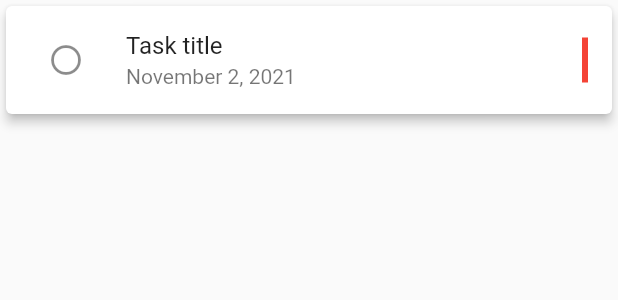
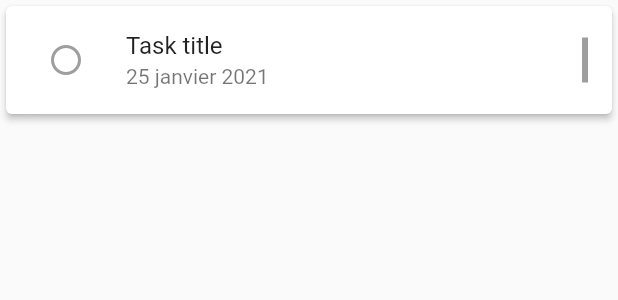
Before and after one commit to Biboulin/FL1_Norbert, a Flutter app: the TaskCard widget shown alone on an empty page, opened directly with sample values from the repository, on a phone screen of 412 x 824 dp. Shown: the top 300 px of the screen. Run offline on Flutter 3.47's test engine with Material 2 defaults, Android fonts, the phone set to English and light mode, and no system bars; drawn by our look-alikes of flutter_slidable; our stand-ins replace dots_indicator, flutter_svg, table_calendar.

Commit message:
update provider usage, update task view and functionnality

```diff
--- a/lib/__mock__/tasks_mock.dart
+++ b/lib/__mock__/tasks_mock.dart
@@ -2,48 +2,66 @@ import 'package:FL1_Norbert/models/task/task.dart';
 
 List<Task> tasksMock = <Task>[
   Task(
+    id: '001',
     title: 'Task title',
     dueDate: DateTime(2021, 11, 02),
     color: 'red',
+    isDone: false,
   ),
   Task(
+    id: '002',
     title: 'Task title',
     dueDate: DateTime(2021, 3, 12),
     color: 'purple',
+    isDone: false,
   ),
   Task(
+    id: '003',
     title: 'Task title',
     dueDate: DateTime(2021, 5, 14),
     color: 'blue',
+    isDone: false,
   ),
   Task(
+    id: '004',
     title: 'Task title',
     dueDate: DateTime(2021, 11, 06),
     color: 'green',
+    isDone: false,
   ),
   Task(
+    id: '005',
     title: 'Task title',
     dueDate: DateTime(2021, 1, 25),
     color: 'grey',
+    isDone: false,
   ),
   Task(
+    id: '006',
     title: 'Task title',
     dueDate: DateTime(2021, 5, 14),
     color: 'red',
+    isDone: false,
   ),
   Task(
+    id: '007',
     title: 'Task title',
     dueDate: DateTime(2021, 6, 13),
     color: 'green',
+    isDone: true,
   ),
   Task(
+    id: '008',
     title: 'Task title',
     dueDate: DateTime(2021, 12, 23),
     color: 'blue',
+    isDone: false,
   ),
   Task(
+    id: '009',
     title: 'Task title',
     dueDate: DateTime(2021, 4, 26),
     color: 'blue',
+    isDone: false,
   ),
 ];
--- /dev/null
+++ b/lib/models/task/task_enum.dart
@@ -0,0 +1,5 @@
+enum FilterTask {
+  closed,
+  all,
+  open
+}
--- a/lib/utils/colors.dart
+++ b/lib/utils/colors.dart
@@ -15,4 +15,4 @@ const Color redFloatingButton = Color(0xFFFC817C);
 // Text Colors
 const Color blackMaintitles = Color(0xFF6696BB);
 const Color greySubtitles = Color(0xFF9dadbc);
-const Color greyDateCards = Color(0xff757575);
+const Color greyDateCards = Color(0xff767676);
--- a/lib/views/tasks/date_card.dart
+++ b/lib/views/tasks/date_card.dart
@@ -4,7 +4,6 @@ import 'package:flutter/widgets.dart';
 import 'package:intl/intl.dart';
 
 class DateCard extends StatelessWidget {
-
   const DateCard(this._date);
 
   final DateTime _date;
@@ -13,7 +12,7 @@ class DateCard extends StatelessWidget {
   Widget build(BuildContext context) {
     return ListTile(
       title: Text(
-        DateFormat.yMMMMd().format(_date).toString(),
+        DateFormat.yMMMMd('fr_FR').format(_date).toString(),
         style: const TextStyle(
           color: greyDateCards,
         ),
--- a/lib/views/tasks/task_card.dart
+++ b/lib/views/tasks/task_card.dart
@@ -1,12 +1,13 @@
-
+import 'package:FL1_Norbert/models/data.dart';
 import 'package:FL1_Norbert/models/task/task.dart';
+import 'package:FL1_Norbert/utils/colors.dart';
 import 'package:flutter/material.dart';
 import 'package:intl/intl.dart';
 import 'package:flutter_slidable/flutter_slidable.dart';
 import 'package:FL1_Norbert/utils/functions.dart';
+import 'package:provider/provider.dart';
 
 class TaskCard extends StatelessWidget {
-
   const TaskCard(this._task);
 
   final Task _task;
@@ -14,7 +15,7 @@ class TaskCard extends StatelessWidget {
   @override
   Widget build(BuildContext context) {
     return Card(
-      elevation: 3.0,
+      elevation: 2,
       child: Slidable(
         actionPane: const SlidableDrawerActionPane(),
         actionExtentRatio: 0.25,
@@ -22,12 +23,41 @@ class TaskCard extends StatelessWidget {
           leading: Container(
             height: double.infinity,
             child: IconButton(
-              icon: const Icon(Icons.radio_button_unchecked),
-              onPressed: () => null,
+              icon: _task.isDone
+                  ? Icon(
+                      Icons.radio_button_checked,
+                      color: getColor(_task.color),
+                    )
+                  : Icon(
+                      Icons.radio_button_unchecked,
+                      color: getColor(_task.color),
+                    ),
+              onPressed: () {
+                _task.isDone = !_task.isDone;
+                // TODO edit task in db
+                context.read<Data>().notify();
+              },
             ),
           ),
-          title: Text(_task.title),
-          subtitle: Text(DateFormat.yMMMMd().format(_task.dueDate).toString()),
+          title: Text(
+            _task.title,
+            maxLines: 1,
+            overflow: TextOverflow.ellipsis,
+            style: _task.isDone
+                ? const TextStyle(
+                    decoration: TextDecoration.lineThrough,
+                    color: greyDateCards,
+                  )
+                : null,
+          ),
+          subtitle: Text(
+            DateFormat.yMMMMd('fr_FR').format(_task.dueDate).toString(),
+            style: _task.isDone
+                ? const TextStyle(
+                    decoration: TextDecoration.lineThrough,
+                  )
+                : null,
+          ),
           trailing: Container(
             width: 4,
             height: 30,
@@ -38,12 +68,20 @@ class TaskCard extends StatelessWidget {
           IconSlideAction(
             color: Colors.grey[350],
             icon: Icons.edit,
-            onTap: () => print('Modifier'),
+            onTap: () {
+              // TODO edit task
+              print('Modifier');
+            },
           ),
           IconSlideAction(
             color: Colors.red,
             icon: Icons.delete,
-            onTap: () => print('Supprimer'),
+            onTap: () {
+              // TODO Delete task in db
+              context.read<Data>().delTasks(<Task>[_task]);
+              Scaffold.of(context).showSnackBar(
+                  const SnackBar(content: Text('Tâche supprimée')));
+            },
           ),
         ],
       ),
--- a/pubspec.yaml
+++ b/pubspec.yaml
@@ -36,6 +36,7 @@ dev_dependencies:
   provider: ^4.3.2+2
   flutter_slidable: ^0.5.7
   intl: ^0.16.1
+  table_calendar: ^2.3.0
   flutter_test:
     sdk: flutter
 
```
Also changed, not shown: lib/main.dart (+11 -7 lines), lib/models/data.dart (+46 -2 lines), lib/models/task/task_helpers.dart (+12 -6 lines), lib/views/home/home.dart (+9 -0 lines), lib/views/tasks/tasks_app_bar.dart (added, +43 -0 lines), lib/views/tasks/tasks_view.dart (+46 -14 lines).
